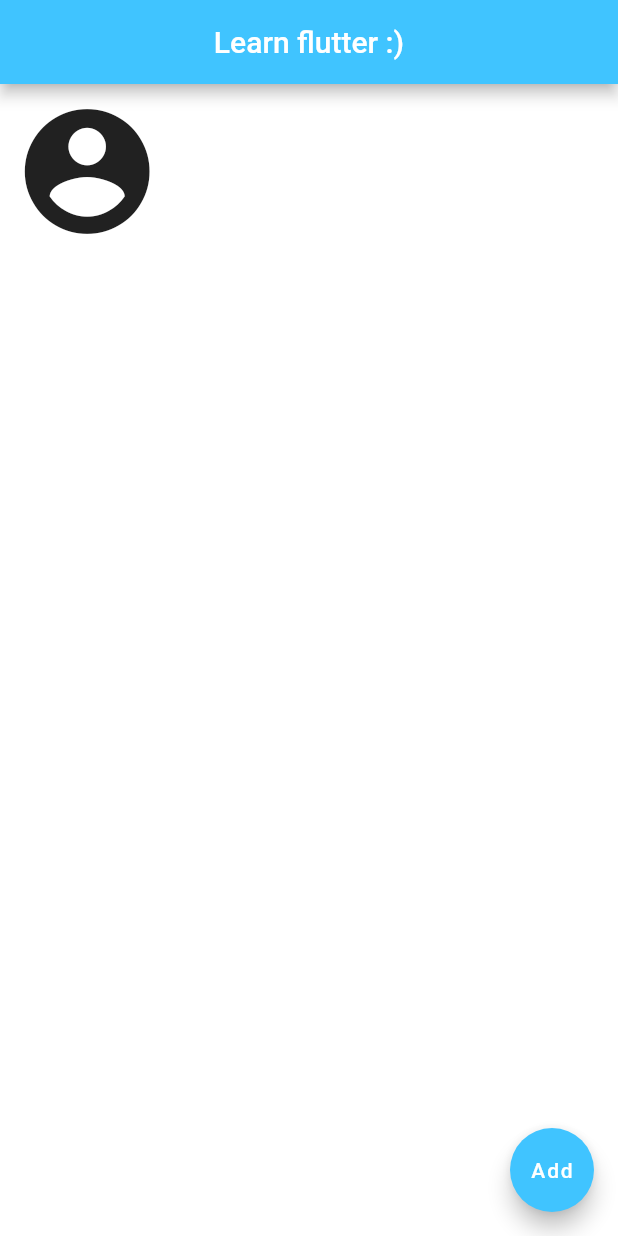
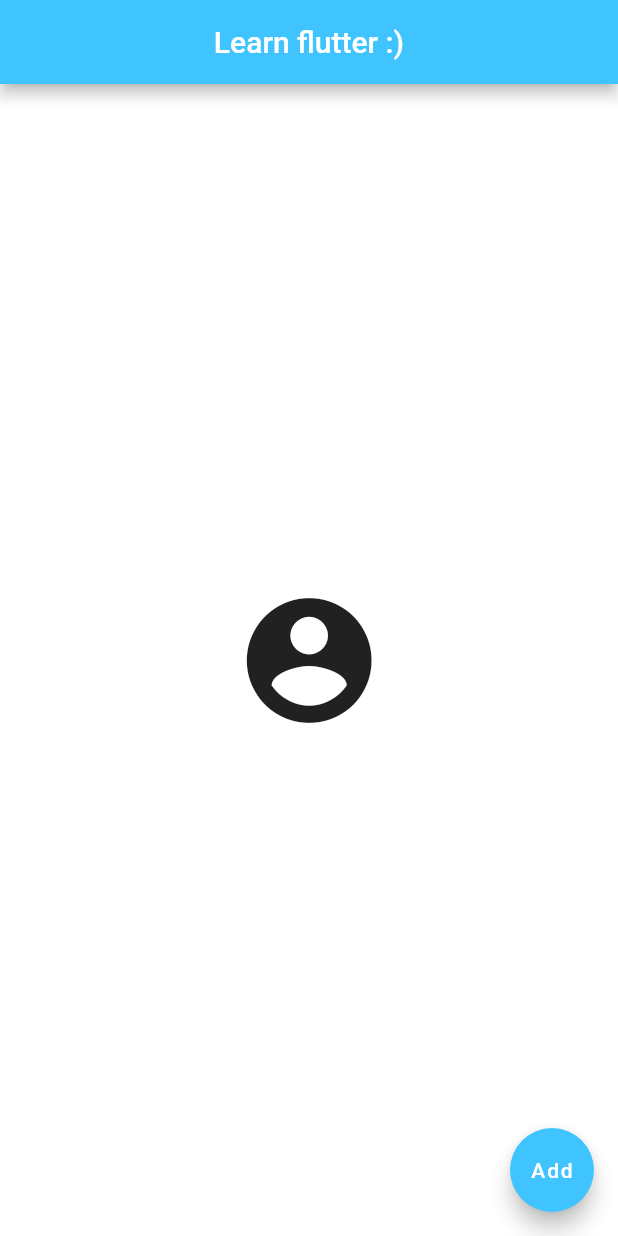
Before and after one commit to Flop88/LearnFlutter, a Flutter app: the screen it shows after launch, on a phone screen of 412 x 824 dp. Run offline on Flutter 3.47's test engine with Material 2 defaults, Android fonts, the phone set to English and light mode, and no system bars.

Commit message:
Learn Align and Center widgets

```diff
--- a/lib/main.dart
+++ b/lib/main.dart
@@ -1,6 +1,5 @@
 import 'package:flutter/material.dart';
 import 'package:flutter_app/custom_icons.dart';
-
 
 void main() => runApp(FlutterTutorialApp());
 
@@ -15,15 +14,17 @@ class FlutterTutorialApp extends StatelessWidget {
             centerTitle: true,
             backgroundColor: Colors.lightBlueAccent,
           ),
-          body: IconButton(
-            icon:    Icon(
+          body: Center(
+            child: IconButton(
+              icon: Icon(
                 CustomIcons.account_circle,
               ),
-            color: Colors.grey[900],
-            iconSize: 100.0,
-            onPressed: () {
-              print("Button has been pressed");
-            },
+              color: Colors.grey[900],
+              iconSize: 100.0,
+              onPressed: () {
+                print("Button has been pressed");
+              },
+            ),
           ),
           floatingActionButton: FloatingActionButton(
             child: Text("Add"),
```
